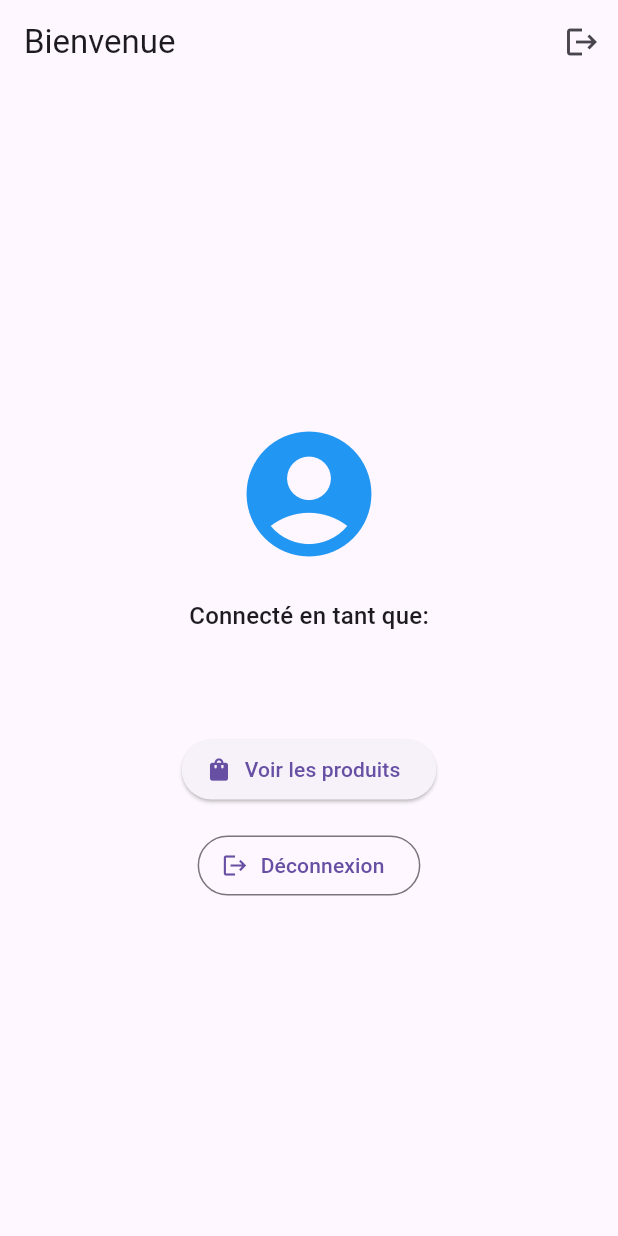
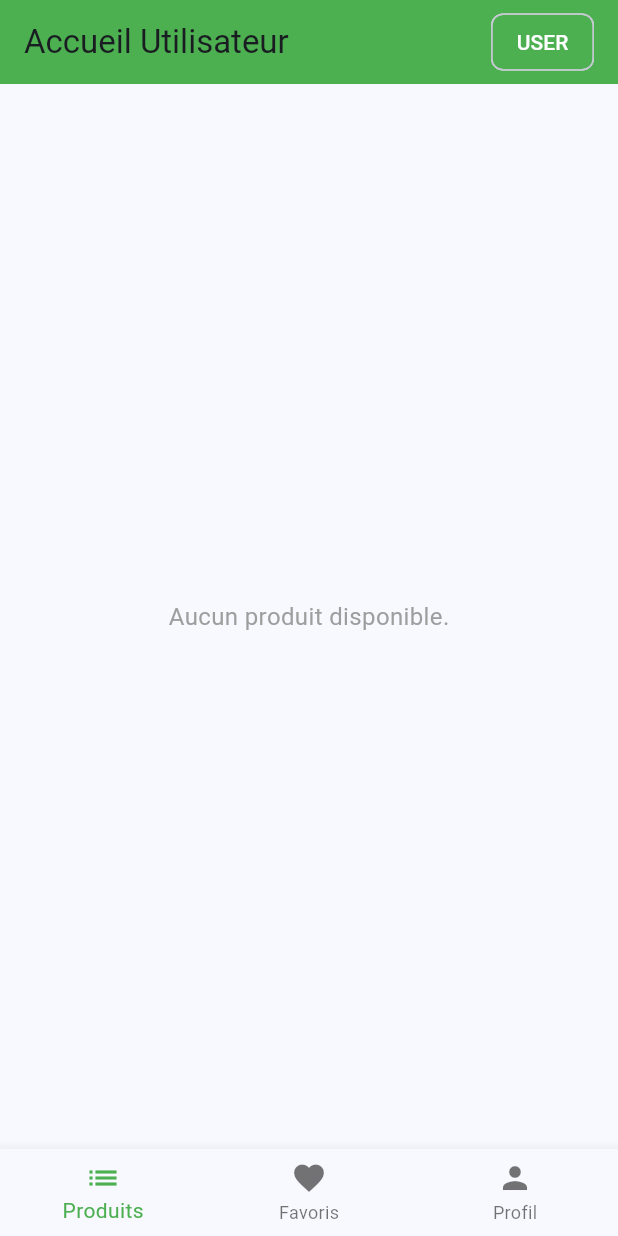
Before and after one commit to iir-24-26/ateliers-produit-g6-mohssineKissane, a Flutter app: the screen it shows once a user with an empty profile is signed in, on a phone screen of 412 x 824 dp. Run offline on Flutter 3.47's test engine with Material 3 defaults, Android fonts, the phone set to English and light mode, and no system bars; our stand-ins replace cached_network_image, cloud_firestore, firebase_auth, firebase_core, flutter_slidable, image_picker; missing offline and left inert: firebase_ui_auth; accounts and stored records are empty; generated files the repository leaves out were written again; statements that could not run were skipped.

Commit message:
atelier 5 done

```diff
--- a/lib/add_produit_form.dart
+++ b/lib/add_produit_form.dart
@@ -2,7 +2,8 @@ import 'dart:io';
 import 'package:flutter/foundation.dart' show kIsWeb;
 import 'package:flutter/material.dart';
 import 'package:image_picker/image_picker.dart';
-import 'models/produit.dart';
+
+import 'package:cloud_firestore/cloud_firestore.dart';
 
 class AddProduitForm extends StatefulWidget {
   final Function(Produit) onAddProduit;
@@ -32,11 +33,28 @@ class _AddProduitFormState extends State<AddProduitForm> {
     }
   }
 
-  void _submitForm() {
+  Future<void> _submitForm() async {
     if (_formKey.currentState!.validate()) {
       _formKey.currentState!.save();
-      widget.onAddProduit(_produit);
-      Navigator.pop(context);
+      try {
+        await FirebaseFirestore.instance.collection('produits').add({
+          'libelle': _produit.libelle,
+          'description': _produit.description,
+          'prix': _produit.prix,
+          'photo': _produit.photo,
+          'createdAt': FieldValue.serverTimestamp(),
+        });
+        if (mounted) {
+          ScaffoldMessenger.of(context).showSnackBar(
+            const SnackBar(content: Text('Produit ajouté avec succès!')),
+          );
+          Navigator.pop(context);
+        }
+      } catch (e) {
+        ScaffoldMessenger.of(context).showSnackBar(
+          SnackBar(content: Text('Erreur lors de l\'ajout: $e')),
+        );
+      }
     }
   }
 
--- a/lib/login_ecran.dart
+++ b/lib/login_ecran.dart
@@ -1,76 +1,66 @@
 import 'package:flutter/material.dart';
 import 'package:firebase_auth/firebase_auth.dart';
+
 import 'package:firebase_ui_auth/firebase_ui_auth.dart';
 import 'produits_list.dart';
 
+import 'package:cloud_firestore/cloud_firestore.dart';
+import 'package:provider/provider.dart';
+import 'admin_home_screen.dart';
+import 'user_home_screen.dart';
+
+
 class LoginEcran extends StatelessWidget {
   const LoginEcran({super.key});
+
+  Future<void> _ensureUserDoc(User user) async {
+    final userDoc = FirebaseFirestore.instance.collection('users').doc(user.uid);
+    final doc = await userDoc.get();
+    if (!doc.exists) {
+      await userDoc.set({
+        'email': user.email,
+        'role': 'user',
+        'createdAt': FieldValue.serverTimestamp(),
+      });
+    }
+  }
 
   @override
   Widget build(BuildContext context) {
     return StreamBuilder<User?>(
       stream: FirebaseAuth.instance.authStateChanges(),
       builder: (context, snapshot) {
-        // If user is authenticated
         if (snapshot.hasData && snapshot.data != null) {
-          return Scaffold(
-            appBar: AppBar(
-              title: const Text('Bienvenue'),
-              actions: [
-                IconButton(
-                  icon: const Icon(Icons.logout),
-                  onPressed: () async {
-                    await FirebaseAuth.instance.signOut();
-                  },
-                  tooltip: 'Déconnexion',
-                ),
-              ],
-            ),
-            body: Center(
-              child: Column(
-                mainAxisAlignment: MainAxisAlignment.center,
-                children: [
-                  const Icon(
-                    Icons.account_circle,
-                    size: 100,
-                    color: Colors.blue,
-                  ),
-                  const SizedBox(height: 20),
-                  Text(
-                    'Connecté en tant que:',
-                    style: Theme.of(context).textTheme.titleMedium,
-                  ),
-                  const SizedBox(height: 8),
-                  Text(
-                    snapshot.data!.email ?? 'Email non disponible',
-                    style: Theme.of(context).textTheme.titleLarge?.copyWith(
-                      fontWeight: FontWeight.bold,
-                    ),
-                  ),
-                  const SizedBox(height: 30),
-                  ElevatedButton.icon(
-                    onPressed: () {
-                      Navigator.push(
-                        context,
-                        MaterialPageRoute(
-                          builder: (context) => const ProduitsList(),
-                        ),
-                      );
-                    },
-                    icon: const Icon(Icons.shopping_bag),
-                    label: const Text('Voir les produits'),
-                  ),
-                  const SizedBox(height: 16),
-                  OutlinedButton.icon(
-                    onPressed: () async {
-                      await FirebaseAuth.instance.signOut();
-                    },
-                    icon: const Icon(Icons.logout),
-                    label: const Text('Déconnexion'),
-                  ),
-                ],
-              ),
-            ),
+          final user = snapshot.data!;
+          return FutureBuilder<DocumentSnapshot<Map<String, dynamic>>>(
+            future: (() async {
+              await _ensureUserDoc(user);
+              return FirebaseFirestore.instance.collection('users').doc(user.uid).get();
+            })(),
+            builder: (context, userSnapshot) {
+              if (userSnapshot.connectionState == ConnectionState.waiting) {
+                return const Scaffold(
+                  body: Center(child: CircularProgressIndicator()),
+                );
+              }
+              if (userSnapshot.hasError || !userSnapshot.hasData || !userSnapshot.data!.exists) {
+                return Scaffold(
+                  body: Center(child: Text('Erreur de chargement du profil utilisateur.')),
+                );
+              }
+              final data = userSnapshot.data!.data()!;
+              final role = data['role'] ?? 'user';
+              // Store role in Provider
+              WidgetsBinding.instance.addPostFrameCallback((_) {
+                Provider.of<UserRoleProvider>(context, listen: false).role = role;
+              });
+              // Navigation logic (replace with your admin/user screens)
+              if (role == 'admin') {
+                return const AdminHomeScreen();
+              } else {
+                return const UserHomeScreen();
+              }
+            },
           );
         }
 
@@ -111,12 +101,8 @@ class LoginEcran extends StatelessWidget {
             );
           },
           actions: [
-            AuthStateChangeAction<SignedIn>((context, state) {
-              // User is signed in, StreamBuilder will handle the UI update
-            }),
-            AuthStateChangeAction<UserCreated>((context, state) {
-              // User account created, StreamBuilder will handle the UI update
-            }),
+            AuthStateChangeAction<SignedIn>((context, state) {}),
+            AuthStateChangeAction<UserCreated>((context, state) {}),
           ],
         );
       },
--- a/lib/main.dart
+++ b/lib/main.dart
@@ -1,18 +1,35 @@
 import 'package:flutter/material.dart';
 import 'package:firebase_core/firebase_core.dart';
 import 'package:firebase_ui_auth/firebase_ui_auth.dart';
+
 import 'firebase_options.dart';
 import 'login_ecran.dart';
+import 'package:provider/provider.dart';
+import 'package:cloud_firestore/cloud_firestore.dart';
+
+class UserRoleProvider extends ChangeNotifier {
+  String? _role;
+  String? get role => _role;
+  set role(String? value) {
+    _role = value;
+    notifyListeners();
+  }
+}
+
 
 void main() async {
   WidgetsFlutterBinding.ensureInitialized();
   await Firebase.initializeApp(
     options: DefaultFirebaseOptions.currentPlatform,
   );
+  runApp(
+    ChangeNotifierProvider(
+      create: (_) => UserRoleProvider(),
+      child: const MainApp(),
+    ),
+  );
+}
 
-
-  runApp(const MainApp());
-}
 
 class MainApp extends StatelessWidget {
   const MainApp({super.key});
@@ -21,7 +38,7 @@ class MainApp extends StatelessWidget {
   Widget build(BuildContext context) {
     return MaterialApp(
       theme: ThemeData(
-        primarySwatch: Colors.blue,
+        colorScheme: ColorScheme.fromSeed(seedColor: Colors.blue),
         useMaterial3: true,
       ),
       home: const LoginEcran(),
--- /dev/null
+++ b/lib/user_home_screen.dart
@@ -0,0 +1,70 @@
+import 'package:flutter/material.dart';
+import 'user_products_list.dart';
+import 'favorites_screen.dart';
+import 'user_profile_screen.dart';
+import 'package:provider/provider.dart';
+import 'main.dart';
+
+class UserHomeScreen extends StatefulWidget {
+  const UserHomeScreen({super.key});
+
+  @override
+  State<UserHomeScreen> createState() => _UserHomeScreenState();
+}
+
+class _UserHomeScreenState extends State<UserHomeScreen> {
+  int _selectedIndex = 0;
+
+  static const List<Widget> _pages = <Widget>[
+    UserProductsList(),
+    FavoritesScreen(),
+    UserProfileScreen(),
+  ];
+
+  @override
+  Widget build(BuildContext context) {
+    final role = Provider.of<UserRoleProvider>(context).role;
+    return Scaffold(
+      appBar: AppBar(
+        title: const Text('Accueil Utilisateur'),
+        backgroundColor: Colors.green,
+        actions: [
+          Padding(
+            padding: const EdgeInsets.symmetric(horizontal: 16.0),
+            child: Chip(
+              label: Text(
+                role == 'admin' ? 'ADMIN' : 'USER',
+                style: const TextStyle(color: Colors.white),
+              ),
+              backgroundColor: Colors.green,
+            ),
+          ),
+        ],
+      ),
+      body: _pages[_selectedIndex],
+      bottomNavigationBar: BottomNavigationBar(
+        currentIndex: _selectedIndex,
+        selectedItemColor: Colors.green,
+        onTap: (index) {
+          setState(() {
+            _selectedIndex = index;
+          });
+        },
+        items: const [
+          BottomNavigationBarItem(
+            icon: Icon(Icons.list),
+            label: 'Produits',
+          ),
+          BottomNavigationBarItem(
+            icon: Icon(Icons.favorite),
+            label: 'Favoris',
+          ),
+          BottomNavigationBarItem(
+            icon: Icon(Icons.person),
+            label: 'Profil',
+          ),
+        ],
+      ),
+    );
+  }
+}
--- /dev/null
+++ b/lib/user_products_list.dart
@@ -0,0 +1,110 @@
+import 'package:flutter/material.dart';
+
+import 'package:cloud_firestore/cloud_firestore.dart';
+import 'package:firebase_auth/firebase_auth.dart';
+import 'package:cached_network_image/cached_network_image.dart';
+
+class UserProductsList extends StatelessWidget {
+  const UserProductsList({super.key});
+
+  @override
+  Widget build(BuildContext context) {
+    final user = FirebaseAuth.instance.currentUser;
+    return StreamBuilder<QuerySnapshot<Map<String, dynamic>>>(
+      stream: FirebaseFirestore.instance.collection('produits').orderBy('createdAt', descending: true).snapshots(),
+      builder: (context, snapshot) {
+        if (snapshot.connectionState == ConnectionState.waiting) {
+          return const Center(child: CircularProgressIndicator());
+        }
+        if (snapshot.hasError) {
+          return Center(child: Text('Erreur de chargement: \n${snapshot.error}'));
+        }
+        final produitsDocs = snapshot.data?.docs ?? [];
+        if (produitsDocs.isEmpty) {
+          return const Center(
+            child: Text(
+              'Aucun produit disponible.',
+              style: TextStyle(fontSize: 16, color: Colors.grey),
+            ),
+          );
+        }
+        return ListView.builder(
+          itemCount: produitsDocs.length,
+          itemBuilder: (context, index) {
+            final doc = produitsDocs[index];
+            final data = doc.data();
+            return Card(
+              margin: const EdgeInsets.symmetric(horizontal: 8, vertical: 4),
+              child: ListTile(
+                leading: data['photo'] != null && data['photo'].toString().isNotEmpty
+                    ? ClipRRect(
+                        borderRadius: BorderRadius.circular(8),
+                        child: CachedNetworkImage(
+                          imageUrl: data['photo'],
+                          width: 60,
+                          height: 60,
+                          fit: BoxFit.cover,
+                          placeholder: (context, url) => const Center(child: CircularProgressIndicator()),
+                          errorWidget: (context, url, error) => Container(
+                            width: 60,
+                            height: 60,
+                            color: Colors.grey[300],
+                            child: const Icon(Icons.error),
+                          ),
+                        ),
+                      )
+                    : Container(
+                        width: 60,
+                        height: 60,
+                        decoration: BoxDecoration(
+                          color: Colors.grey[300],
+                          borderRadius: BorderRadius.circular(8),
+                        ),
+                        child: const Icon(
+                          Icons.image,
+                          color: Colors.grey,
+                        ),
+                      ),
+                title: Text(
+                  data['libelle'] ?? '',
+                  style: const TextStyle(fontWeight: FontWeight.bold),
+                ),
+                subtitle: Text('${(data['prix'] ?? 0).toString()} €'),
+                trailing: FavoriteButton(productId: doc.id),
+                onTap: () {},
+              ),
+            );
+          },
+        );
+      },
+    );
+  }
+}
+
+class FavoriteButton extends StatelessWidget {
+  final String productId;
+  const FavoriteButton({super.key, required this.productId});
+
+  @override
+  Widget build(BuildContext context) {
+    final user = FirebaseAuth.instance.currentUser;
+    if (user == null) return const SizedBox();
+    final favRef = FirebaseFirestore.instance.collection('users').doc(user.uid).collection('favorites').doc(productId);
+    return StreamBuilder<DocumentSnapshot>(
+      stream: favRef.snapshots(),
+      builder: (context, snapshot) {
+        final isFav = snapshot.data?.exists ?? false;
+        return IconButton(
+          icon: Icon(isFav ? Icons.favorite : Icons.favorite_border, color: Colors.red),
+          onPressed: () async {
+            if (isFav) {
+              await favRef.delete();
+            } else {
+              await favRef.set({'timestamp': FieldValue.serverTimestamp()});
+            }
+          },
+        );
+      },
+    );
+  }
+}
```
Also changed, not shown: lib/admin_home_screen.dart (added, +75 -0 lines), lib/favorites_screen.dart (added, +91 -0 lines), lib/produits_list.dart (+64 -48 lines), lib/user_profile_screen.dart (added, +61 -0 lines), pubspec.yaml (+7 -5 lines), pubspec.lock, 3 other files.
